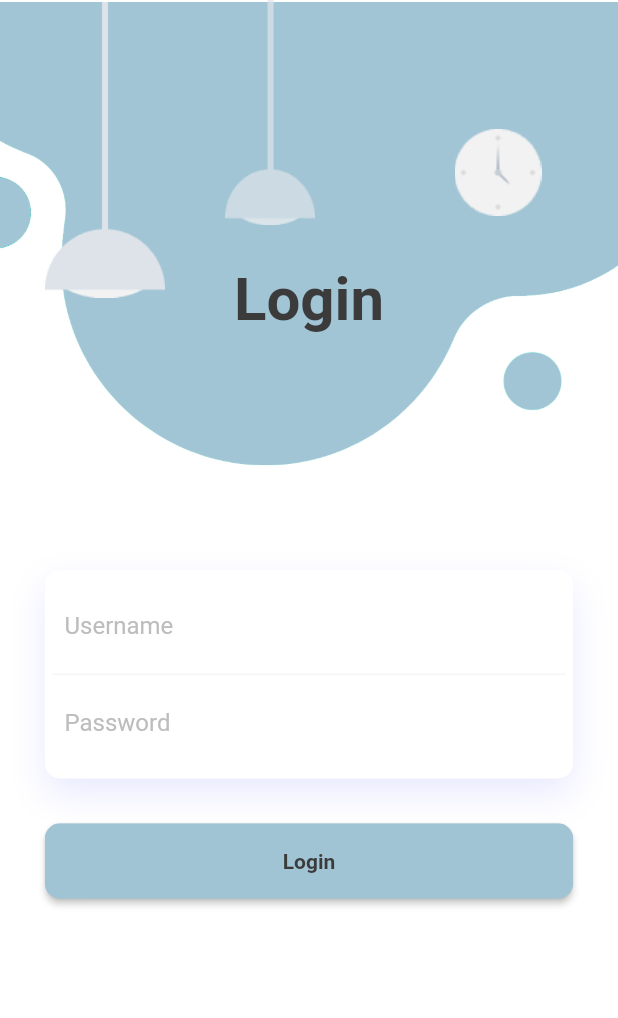
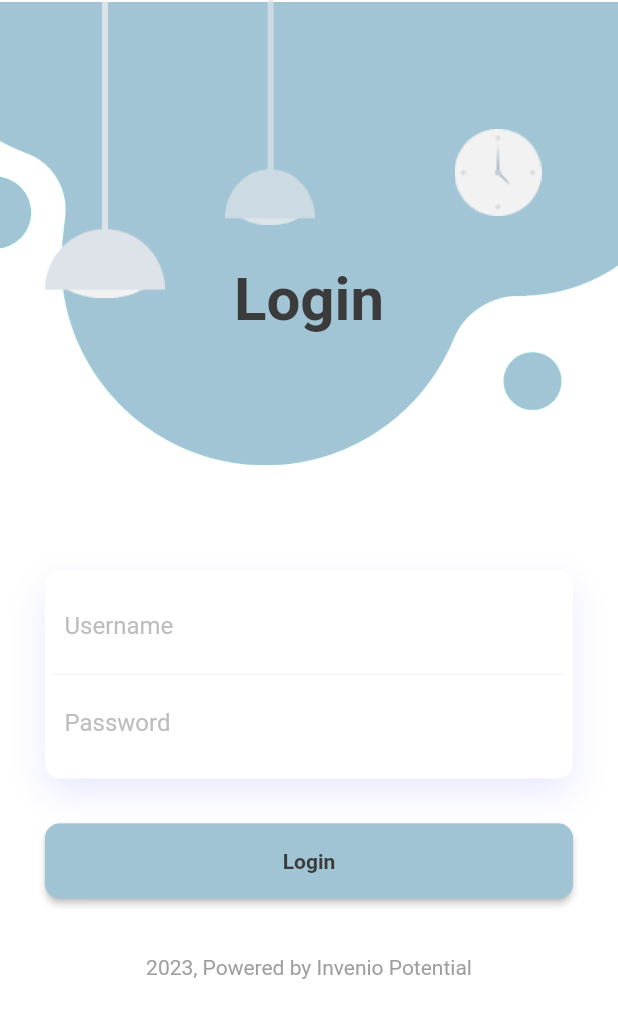
Before and after one commit to shaoming123/recurring-and-non-recurring, a Flutter app: the screen it shows after launch, on a phone screen of 412 x 824 dp. Shown: the top 1018 px of the screen. Run offline on Flutter 3.47's test engine with Material 2 defaults, Android fonts, the phone set to English and light mode, and no system bars; our stand-ins replace badges, connectivity_plus, data_connection_checker, dropdown_button2, flutter_easyloading, gap and 7 more; missing offline and left inert: multiselect; accounts and stored records are empty.

Commit message:
latest 5/1

```diff
--- a/lib/src/accordion/task.dart
+++ b/lib/src/accordion/task.dart
@@ -528,8 +528,7 @@ class _TaskState extends State<Task> {
   }
 
   Widget lateView() {
-    double width = MediaQuery.of(context).size.width;
-    double height = MediaQuery.of(context).size.height;
+
     return SingleChildScrollView(
       scrollDirection: Axis.vertical,
       child: SingleChildScrollView(
--- a/lib/src/accordion/teamTask.dart
+++ b/lib/src/accordion/teamTask.dart
@@ -567,7 +567,7 @@ class _TeamTaskState extends State<TeamTask> {
   @override
   Widget build(BuildContext context) {
     double width = MediaQuery.of(context).size.width;
-    double height = MediaQuery.of(context).size.height;
+
     return Container(
       color: Colors.white,
       padding: const EdgeInsets.symmetric(vertical: 15, horizontal: 15),
--- a/lib/src/account.dart
+++ b/lib/src/account.dart
@@ -15,6 +15,7 @@ import 'package:shared_preferences/shared_preferences.dart';
 import 'package:http/http.dart' as http;
 import 'appbar.dart';
 import '../util/checkInternet.dart';
+import 'footer.dart';
 
 class Account extends StatefulWidget {
   const Account({Key key}) : super(key: key);
@@ -163,7 +164,7 @@ class _AccountState extends State<Account> {
         drawer: const Navbar(), //set gobal key defined above
         body: SingleChildScrollView(
           child: Container(
-            height: height - height * 0.16,
+            height: height - height * 0.12,
             margin: EdgeInsets.symmetric(
                 vertical: height * 0.08, horizontal: width * 0.02),
             child: Column(children: [
@@ -348,6 +349,7 @@ class _AccountState extends State<Account> {
                   ),
                 ),
               ),
+              const Footer()
             ]),
           ),
         ));
--- a/lib/src/dashboard.dart
+++ b/lib/src/dashboard.dart
@@ -4,6 +4,7 @@ import 'package:gap/gap.dart';
 import 'package:intl/intl.dart';
 import 'package:ipsolution/model/manageUser.dart';
 import 'package:ipsolution/src/dashboardDetails.dart';
+import 'package:ipsolution/src/footer.dart';
 import 'package:ipsolution/src/navbar.dart';
 import 'package:ipsolution/util/app_styles.dart';
 import 'package:shared_preferences/shared_preferences.dart';
@@ -625,6 +626,7 @@ class _DashboardState extends State<Dashboard> {
                   elevation: 8,
                   margin: const EdgeInsets.all(10),
                 ),
+                const Footer()
               ],
             ),
           ),
--- a/lib/src/dialogBox/eventAdd.dart
+++ b/lib/src/dialogBox/eventAdd.dart
@@ -34,7 +34,6 @@ class EventAdd extends StatefulWidget {
 }
 
 Future<SharedPreferences> _pref = SharedPreferences.getInstance();
-final GlobalKey<ScaffoldState> _scaffoldKey = GlobalKey<ScaffoldState>();
 
 class _EventAddState extends State<EventAdd> {
   final taskController = TextEditingController();
@@ -510,7 +509,7 @@ class _EventAddState extends State<EventAdd> {
 
   contentBox(context) {
     double width = MediaQuery.of(context).size.width;
-    double height = MediaQuery.of(context).size.height;
+
     Widget categoryDropdown() {
       return Container(
         margin: const EdgeInsets.only(bottom: 30),
--- a/lib/src/dialogBox/eventEdit.dart
+++ b/lib/src/dialogBox/eventEdit.dart
@@ -27,7 +27,6 @@ class EventEdit extends StatefulWidget {
   State<EventEdit> createState() => _EventEditState();
 }
 
-final _formkey = GlobalKey<FormState>();
 DateTime fromDate = DateTime.now();
 DateTime toDate = DateTime.now();
 DateTime recurringDate;
@@ -139,7 +138,6 @@ class _EventEditState extends State<EventEdit> {
   }
 
   Future<void> getEditData(int id) async {
-    final userData = await dbHelper.getItems();
     event_edit = await dbHelper.fetchAEvent(id);
     event_data = await dbHelper.fetchAllEvent();
     userList = [];
@@ -1204,7 +1202,7 @@ class _EventEditState extends State<EventEdit> {
     }
 
     double width = MediaQuery.of(context).size.width;
-    double height = MediaQuery.of(context).size.height;
+
     return Stack(children: <Widget>[
       Container(
           width: width,
--- a/lib/src/dialogBox/nonRecurringAdd.dart
+++ b/lib/src/dialogBox/nonRecurringAdd.dart
@@ -380,9 +380,6 @@ class _addNonRecurringState extends State<addNonRecurring> {
   }
 
   contentBox(context) {
-    double width = MediaQuery.of(context).size.width;
-    double height = MediaQuery.of(context).size.height;
-
     Widget buildTextField(String labelText, String placeholder,
         TextEditingController controllerText) {
       return Column(
--- a/lib/src/dialogBox/nonRecurringEdit.dart
+++ b/lib/src/dialogBox/nonRecurringEdit.dart
@@ -261,8 +261,6 @@ class _editNonRecurringState extends State<editNonRecurring> {
       var url_noti =
           'https://ipsolutions4u.com/ipsolutions/recurringMobile/add.php';
 
-      String currentUsername = sp.getString("user_name");
-
       String selectedCheckUser = _selectedCheckUser.join(",");
 
       if (_selectedCheckUser.isNotEmpty &&
@@ -398,9 +396,6 @@ class _editNonRecurringState extends State<editNonRecurring> {
   }
 
   contentBox(context) {
-    double width = MediaQuery.of(context).size.width;
-    double height = MediaQuery.of(context).size.height;
-
     Widget buildTextField(String labelText, String placeholder,
         TextEditingController controllerText) {
       return Column(
--- /dev/null
+++ b/lib/src/footer.dart
@@ -0,0 +1,25 @@
+import 'package:flutter/material.dart';
+
+class Footer extends StatelessWidget {
+  const Footer({Key? key}) : super(key: key);
+
+  @override
+  Widget build(BuildContext context) {
+    int currentYear = DateTime.now().year;
+
+    return Positioned(
+      bottom: 0,
+      left: 0,
+      right: 0,
+      child: Container(
+        padding: const EdgeInsets.all(8),
+        color: Colors.transparent,
+        child: Text(
+          '$currentYear, Powered by Invenio Potential',
+          style: const TextStyle(color: Colors.grey),
+          textAlign: TextAlign.center,
+        ),
+      ),
+    );
+  }
+}
--- a/lib/src/login.dart
+++ b/lib/src/login.dart
@@ -13,6 +13,7 @@ import 'package:shared_preferences/shared_preferences.dart';
 import 'package:http/http.dart' as http;
 import '../util/checkInternet.dart';
 import '../util/fade_animation.dart';
+import 'footer.dart';
 
 class Login extends StatefulWidget {
   const Login({
@@ -434,9 +435,10 @@ class _LoginState extends State<Login> {
                   //         ),
                   //       ),
                   //     )),
+                  const Footer()
                 ],
               ),
-            )
+            ),
           ],
         ),
       ),
--- a/lib/src/navbar.dart
+++ b/lib/src/navbar.dart
@@ -205,8 +205,6 @@ class _NavbarState extends State<Navbar> {
             leading: const Icon(Icons.receipt_long),
             title: const Text('Report'),
             onTap: () {
-              // Navigator.pushReplacement(
-              //     context, MaterialPageRoute(builder: (context) => Report()));
               showDialog(
                   context: context,
                   builder: (BuildContext context) {
--- a/lib/src/non_recurring.dart
+++ b/lib/src/non_recurring.dart
@@ -14,6 +14,7 @@ import '../databaseHandler/DbHelper.dart';
 import '../model/eventDataSource.dart';
 import 'appbar.dart';
 import 'accordion/teamTask.dart';
+import 'footer.dart';
 
 class NonRecurring extends StatefulWidget {
   const NonRecurring({Key key}) : super(key: key);
@@ -68,7 +69,7 @@ class _NonRecurringState extends State<NonRecurring> {
 
       for (int x = 0; x < data.length; x++) {
         if (data[x]["owner"] == userName) {
-          DateTime dateEnd = DateTime.parse(data[x]["due"]);
+          // DateTime dateEnd = DateTime.parse(data[x]["due"]);
 
           // if ((dateEnd.isAfter(startDate) ||
           //         DateFormat.yMd()
@@ -353,6 +354,7 @@ class _NonRecurringState extends State<NonRecurring> {
                                 ),
                               )
                             : Container(),
+                        const Footer()
                       ],
                     ),
                   ),
```
Also changed, not shown: lib/src/recurrring.dart (+11 -11 lines), lib/util/conMysql.dart (+0 -28 lines), 1 other file.
